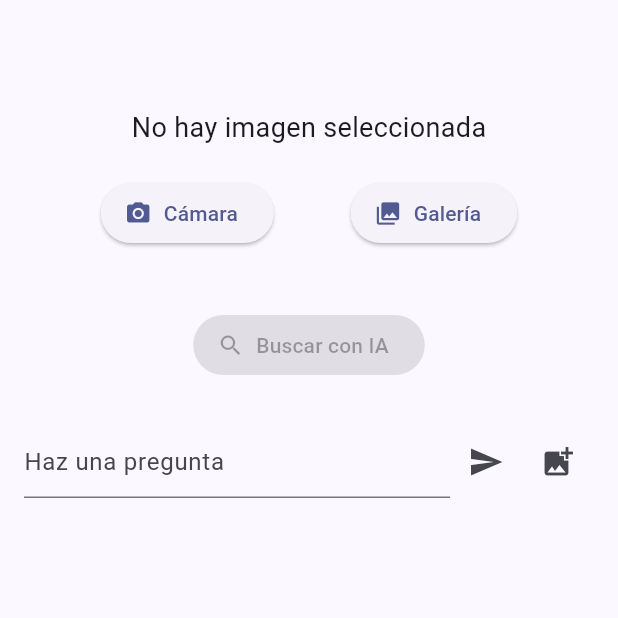
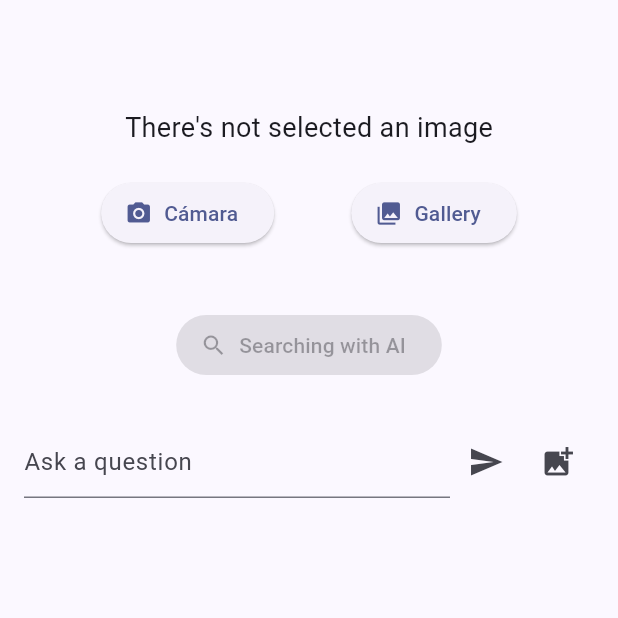
Before and after one commit to MarcRoviraP/camara_ai, a Flutter app: the screen it shows after launch, after a tap on the "send" icon, on a phone screen of 412 x 824 dp, the top half of it. Run offline on Flutter 3.47's test engine with Material 3 defaults, Android fonts, the phone set to English and light mode, and no system bars; our stand-ins replace easy_localization, flutter_dotenv, flutter_markdown, flutter_spinkit, google_generative_ai, image_picker and 1 more.

Commit message:
Add localization support for ImagePickerScreen and initialize EasyLocalization

```diff
--- /dev/null
+++ b/assets/translations/en.json
@@ -0,0 +1,15 @@
+{
+  "ImagePicker_ai_result": "AI result:",
+  "ImagePicker_ask_a_question": "Ask a question",
+  "ImagePicker_camara": "Cámara",
+  "ImagePicker_error_querying_gemini": "❌ Error when querying Gemini:",
+  "ImagePicker_gallery": "Gallery",
+  "ImagePicker_inspect_animals": "Inspect animals",
+  "ImagePicker_inspect_image": "Inspect image",
+  "ImagePicker_inspect_products": "Inspect products",
+  "ImagePicker_looking_for_text": "Searching text",
+  "ImagePicker_no_gemini_answer": "No answer from Gemini",
+  "ImagePicker_no_selected_image": "There's not selected an image",
+  "ImagePicker_reload_image": "Reload image",
+  "ImagePicker_searchin_with_ia": "Searching with AI"
+}
--- /dev/null
+++ b/assets/translations/es.json
@@ -0,0 +1,15 @@
+{
+  "ImagePicker_ai_result": "Resultado IA:",
+  "ImagePicker_ask_a_question": "Haz una pregunta",
+  "ImagePicker_camara": "Camera",
+  "ImagePicker_error_querying_gemini": "❌ Error al consultar Gemini:",
+  "ImagePicker_gallery": "Galería",
+  "ImagePicker_inspect_animals": "Analizar animales",
+  "ImagePicker_inspect_image": "Analizar imagen",
+  "ImagePicker_inspect_products": "Analizar productos",
+  "ImagePicker_looking_for_text": "Buscar texto",
+  "ImagePicker_no_gemini_answer": "No se obtuvo respuesta de Gemini.",
+  "ImagePicker_no_selected_image": "No hay imagen seleccionada",
+  "ImagePicker_reload_image": "Recargar imagen",
+  "ImagePicker_searchin_with_ia": "Buscar con IA"
+}
--- a/lib/main.dart
+++ b/lib/main.dart
@@ -1,12 +1,21 @@
 import 'package:camara_ai/screen/ImagePicker.dart';
 import 'package:camara_ai/theme.dart';
+import 'package:easy_localization/easy_localization.dart';
 import 'package:flutter/material.dart';
 import 'package:flutter_dotenv/flutter_dotenv.dart';
 
 Future<void> main() async {
+
+  WidgetsFlutterBinding.ensureInitialized();
+  await EasyLocalization.ensureInitialized();
   await dotenv.load(); // 👈 carga las variables del archivo .env
 
-  runApp(const MyApp());
+  runApp(
+     EasyLocalization(
+      supportedLocales: [const Locale('en'), const Locale('es')],
+      path: 'assets/translations',
+      fallbackLocale: const Locale('en'),
+      child: MyApp()));
 }
 
 class MyApp extends StatelessWidget {
@@ -15,6 +24,9 @@ class MyApp extends StatelessWidget {
   @override
   Widget build(BuildContext context) {
     return MaterialApp(
+      locale: context.locale,
+      localizationsDelegates: context.localizationDelegates,
+      supportedLocales: context.supportedLocales,
       debugShowCheckedModeBanner: false,
       theme: ThemeData.from(colorScheme: MaterialTheme.lightScheme()),
       darkTheme: ThemeData.from(colorScheme: MaterialTheme.darkScheme()),
--- a/lib/screen/ImagePicker.dart
+++ b/lib/screen/ImagePicker.dart
@@ -1,3 +1,5 @@
+import 'package:camara_ai/generated/locale_keys.g.dart';
+import 'package:easy_localization/easy_localization.dart';
 import 'dart:convert';
 import 'dart:io';
 import 'package:flutter/material.dart';
@@ -138,7 +140,7 @@ class _ImagePickerScreenState extends State<ImagePickerScreen> {
         Content.multi([prompt, imagePart]),
       );
 
-      final output = response.text ?? "No se obtuvo respuesta de Gemini.";
+      final output = response.text ?? LocaleKeys.ImagePicker_no_gemini_answer.tr();
       setState(() {
         _aiResult = output;
         _isLoading = false;
@@ -163,7 +165,7 @@ class _ImagePickerScreenState extends State<ImagePickerScreen> {
       _guardarHistorial();
     } catch (e) {
       setState(() {
-        _aiResult = "❌ Error al consultar Gemini:\n$e";
+        _aiResult = "${LocaleKeys.ImagePicker_error_querying_gemini.tr()}\n$e";
         _isLoading = false;
       });
     }
@@ -184,7 +186,7 @@ class _ImagePickerScreenState extends State<ImagePickerScreen> {
         final response = await chat.sendMessage(
           Content.multi([TextPart(text), imagePart]),
         );
-        final output = response.text ?? "⚠️ Sin respuesta de Gemini.";
+        final output = response.text ?? LocaleKeys.ImagePicker_no_gemini_answer.tr();
         setState(() {
           _aiResult = output;
           _isLoading = false;
@@ -192,7 +194,7 @@ class _ImagePickerScreenState extends State<ImagePickerScreen> {
       } else {
         // Si no hay imagen, solo envía el texto
         final response = await chat.sendMessage(Content.text(text));
-        final output = response.text ?? "⚠️ Sin respuesta de Gemini.";
+        final output = response.text ?? LocaleKeys.ImagePicker_no_gemini_answer.tr();
         setState(() {
           _aiResult = output;
           _isLoading = false;
@@ -228,7 +230,7 @@ class _ImagePickerScreenState extends State<ImagePickerScreen> {
       }
     } catch (e) {
       setState(() {
-        _aiResult = "❌ Error al continuar conversación:\n$e";
+        _aiResult = "${LocaleKeys.ImagePicker_error_querying_gemini.tr()}\n$e";
         _isLoading = false;
       });
     }
@@ -264,8 +266,8 @@ class _ImagePickerScreenState extends State<ImagePickerScreen> {
                         fit: BoxFit.cover,
                       ),
                     )
-                  : const Text(
-                      'No hay imagen seleccionada',
+                  :  Text(
+                      LocaleKeys.ImagePicker_no_selected_image.tr(),
                       style: TextStyle(fontSize: 18),
                     ),
             ),
@@ -278,12 +280,12 @@ class _ImagePickerScreenState extends State<ImagePickerScreen> {
                 ElevatedButton.icon(
                   onPressed: () => _pickImage(ImageSource.camera),
                   icon: const Icon(Icons.camera_alt),
-                  label: const Text('Cámara'),
+                  label: Text(LocaleKeys.ImagePicker_camara.tr()),
                 ),
                 ElevatedButton.icon(
                   onPressed: () => _pickImage(ImageSource.gallery),
                   icon: const Icon(Icons.photo_library),
-                  label: const Text('Galería'),
+                  label: Text(LocaleKeys.ImagePicker_gallery.tr()),
                 ),
               ],
             ),
@@ -313,7 +315,7 @@ class _ImagePickerScreenState extends State<ImagePickerScreen> {
                         });
                       },
                       icon: const Icon(Icons.image_search),
-                      label: const Text("Analizar imagen"),
+                      label:  Text(LocaleKeys.ImagePicker_inspect_image.tr()),
                     ),
                     const SizedBox(width: 10),
                     ElevatedButton.icon(
@@ -333,7 +335,7 @@ class _ImagePickerScreenState extends State<ImagePickerScreen> {
                         });
                       },
                       icon: const Icon(Icons.shopping_bag),
-                      label: const Text("Analizar productos"),
+                      label: Text(LocaleKeys.ImagePicker_inspect_products.tr()),
                     ),
                     const SizedBox(width: 10),
                     ElevatedButton.icon(
@@ -353,7 +355,7 @@ class _ImagePickerScreenState extends State<ImagePickerScreen> {
                         });
                       },
                       icon: const Icon(Icons.pets),
-                      label: const Text("Analizar animales"),
+                      label: Text(LocaleKeys.ImagePicker_inspect_animals.tr()),
                     ),
                     const SizedBox(width: 10),
                     ElevatedButton.icon(
@@ -373,7 +375,7 @@ class _ImagePickerScreenState extends State<ImagePickerScreen> {
                         });
                       },
                       icon: const Icon(Icons.text_snippet),
-                      label: const Text("Buscar texto"),
+                      label: Text(LocaleKeys.ImagePicker_looking_for_text.tr()),
                     ),
                   ],
                 ),
@@ -387,7 +389,7 @@ class _ImagePickerScreenState extends State<ImagePickerScreen> {
                   ? null
                   : _analyzeImageWithAI,
               icon: const Icon(Icons.search),
-              label: const Text('Buscar con IA'),
+              label: Text(LocaleKeys.ImagePicker_searchin_with_ia.tr()),
               style: ElevatedButton.styleFrom(
                 backgroundColor: Theme.of(context).colorScheme.onPrimary,
               ),
@@ -405,10 +407,10 @@ class _ImagePickerScreenState extends State<ImagePickerScreen> {
 
             if (_aiResult.isNotEmpty) ...[
               const Divider(),
-              const Align(
+               Align(
                 alignment: Alignment.centerLeft,
                 child: Text(
-                  'Resultado IA:',
+                  LocaleKeys.ImagePicker_ai_result.tr(),
                   style: TextStyle(fontSize: 18, fontWeight: FontWeight.bold),
                 ),
               ),
@@ -424,8 +426,8 @@ class _ImagePickerScreenState extends State<ImagePickerScreen> {
                 Expanded(
                   child: TextField(
                     controller: _textController,
-                    decoration: const InputDecoration(
-                      hintText: "Haz una pregunta",
+                    decoration:  InputDecoration(
+                      hintText: LocaleKeys.ImagePicker_ask_a_question.tr(),
                     ),
                   ),
                 ),
@@ -438,8 +440,8 @@ class _ImagePickerScreenState extends State<ImagePickerScreen> {
                   },
                 ),
                 IconButton(
-                  icon: const Icon(Icons.add_photo_alternate),
-                  tooltip: "Recargar imagen",
+                  icon:  Icon(Icons.add_photo_alternate),
+                  tooltip: LocaleKeys.ImagePicker_reload_image.tr(),
                   onPressed: _refreshNewImage,
                 ),
               ],
--- a/pubspec.yaml
+++ b/pubspec.yaml
@@ -41,6 +41,7 @@ dependencies:
   flutter_launcher_icons: ^0.14.4
   flutter_spinkit: ^5.2.1
   shared_preferences: ^2.5.3
+  easy_localization: ^3.0.8
 
 dev_dependencies:
   flutter_test:
@@ -71,6 +72,8 @@ flutter:
   assets:
     - .env
     - assets/icon/app_icon.png
+    - assets/translations/
+
 
   # An image asset can refer to one or more resolution-specific "variants", see
   # https://flutter.dev/to/resolution-aware-images
```
Also changed, not shown: lib/generated/locale_keys.g.dart (added), pubspec.lock.
